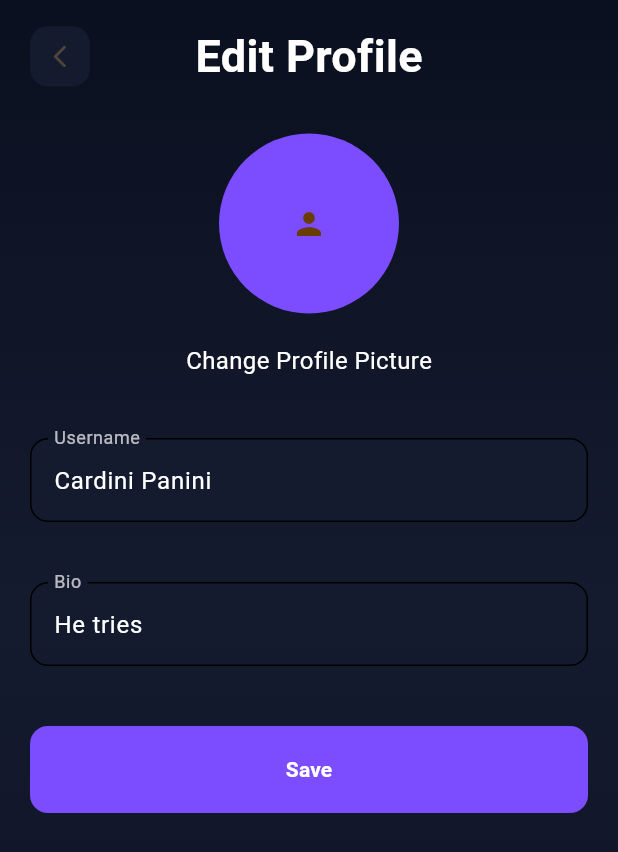
After one commit to J1m3y1/WICS-Hackathon-2026, a Flutter app: the ProfileScreen screen opened directly, scrolled down 576 dp, after a tap on "Edit Profile", on a phone screen of 412 x 824 dp. The commit adds this screen. Shown: the top 852 px of the screen. Run offline on Flutter 3.47's test engine with Material 3 defaults, Android fonts, the light colour scheme and no system bars; our stand-ins replace cloud_firestore, firebase_auth, firebase_core, fl_chart; accounts and stored records are empty; Roboto replaces fonts that are missing (DM Sans); statements that could not run were skipped.

Commit message:
created edit_profile page
allows name change and bio change with a save

```diff
--- /dev/null
+++ b/wics_hackathon_2026/lib/pages/profile_edit.dart
@@ -0,0 +1,143 @@
+import 'package:flutter/material.dart';
+import '../shared/app_theme.dart';
+
+class EditProfileScreen extends StatefulWidget {
+  final String currentName;
+  final String currentBio;
+
+  const EditProfileScreen({super.key,required this.currentName, required this.currentBio, });
+
+  @override
+  State<EditProfileScreen> createState() => _EditProfileScreenState();
+}
+
+class _EditProfileScreenState extends State<EditProfileScreen> {
+  late TextEditingController nameController;
+  late TextEditingController bioController;
+
+  @override
+  void initState() {
+    super.initState();
+    nameController = TextEditingController(text: widget.currentName);
+    bioController = TextEditingController(text: widget.currentBio);
+  }
+
+  void saveProfile() {
+    Navigator.pop(context, {
+      "name": nameController.text,
+      "bio": bioController.text,
+    });
+  }
+
+  @override
+  Widget build(BuildContext context) {
+    return Scaffold(
+      body: Container(
+        decoration: const BoxDecoration(
+          gradient: LinearGradient(
+            colors: [AppColors.background, AppColors.card, AppColors.background],
+            begin: Alignment.topCenter,
+            end: Alignment.bottomCenter,
+          ),
+      ),
+      child: SafeArea(
+        child:ListView(
+          padding:const EdgeInsets.fromLTRB(20,16,20,28),
+          children: [
+            Row(
+              children: [
+                Container(
+                  width: 40, height: 40,
+                  decoration: BoxDecoration(
+                    color: AppColors.card,
+                    borderRadius: BorderRadius.circular(12),
+                  ),
+
+                  child:IconButton(
+                  onPressed: () => Navigator.pop(context),
+                  icon: const Icon(Icons.arrow_back_ios_new_rounded, size: 18),
+                ),
+              ),
+            const Spacer(),
+            const Text("Edit Profile", style: AppTextStyles.pageTitle,textAlign: TextAlign.center),
+            const Spacer(),
+            const SizedBox(width: 40),
+            ],
+          ),
+
+          const SizedBox(height: 30),
+          const Center(
+             child: CircleAvatar(
+              radius: 60,
+              backgroundColor: Color(0xFF7C4DFF),
+              child: Icon(Icons.person),
+             ),
+           ),
+           const SizedBox(height: 20),
+           const Center(
+             child: Text("Change Profile Picture", style: AppTextStyles.body),
+           ),
+          const SizedBox(height: 40),
+          TextField(
+            controller: nameController,
+            cursorColor: const Color(0xFF7C4DFF),
+            style: const TextStyle(color: Colors.white),
+            decoration: InputDecoration(
+              labelText: "Username", labelStyle: TextStyle(color: Colors.white70),
+              filled: true, fillColor: AppColors.card,
+              border: OutlineInputBorder(
+                borderRadius: BorderRadius.all(Radius.circular(12)),
+                borderSide: BorderSide(color:AppColors.border),
+              ),
+                enabledBorder: OutlineInputBorder(
+                  borderRadius: BorderRadius.all(Radius.circular(12)),
+                ),
+                focusedBorder: OutlineInputBorder(
+                  borderRadius: BorderRadius.all(Radius.circular(12)),
+                  borderSide: BorderSide(color: AppColors.primary),
+
+              )
+            ),
+          ),
+           const SizedBox(height: 40),
+          TextField(
+            controller: bioController,
+            style: const TextStyle(color: Colors.white),
+            decoration: const InputDecoration(
+              labelText: "Bio", labelStyle: TextStyle(color: Colors.white70),
+              border: OutlineInputBorder(
+                borderRadius: BorderRadius.all(Radius.circular(12)),
+                borderSide: BorderSide(color:AppColors.border),
+              ),
+                enabledBorder: OutlineInputBorder(
+                  borderRadius: BorderRadius.all(Radius.circular(12)),
+                ),
+                focusedBorder: OutlineInputBorder(
+                  borderRadius: BorderRadius.all(Radius.circular(12)),
+                  borderSide: BorderSide(color: AppColors.primary),
+              )
+            ),
+          ),
+
+          const SizedBox(height: 40),
+          SizedBox(
+            height:58,
+            child: ElevatedButton(
+              onPressed:saveProfile,
+              style: ElevatedButton.styleFrom(
+                backgroundColor: const Color(0xFF7C4DFF),
+                shape: RoundedRectangleBorder(
+                  borderRadius: BorderRadius.circular(12),
+                ),
+                elevation: 0,
+              ),
+              child: const Text("Save", style: AppTextStyles.badgeText,)
+            ),
+          )
+            ]
+          ),
+        ),
+      ),
+    );
+  }
+}
--- a/wics_hackathon_2026/lib/pages/profile_screen.dart
+++ b/wics_hackathon_2026/lib/pages/profile_screen.dart
@@ -2,7 +2,7 @@ import 'package:fl_chart/fl_chart.dart';
 import 'package:flutter/material.dart';
 import '../shared/app_theme.dart';
 import '../shared/setting_buttons.dart';
-
+import 'profile_edit.dart';
 class ProfileScreen extends StatefulWidget {
   const ProfileScreen({super.key});
 
@@ -12,6 +12,11 @@ class ProfileScreen extends StatefulWidget {
 
 class _ProfileScreenState extends State<ProfileScreen> {
   bool notificationsEnabled = true;
+
+  String userName = "Cardini Panini";
+  String userBio = "He tries";
+
+
 
   @override
   Widget build(BuildContext context) {
@@ -42,7 +47,26 @@ class _ProfileScreenState extends State<ProfileScreen> {
                 icon: Icons.person_outline_rounded,
                 title: "Edit Profile",
                 subtitle: "Update your username, bio, and profile photo",
-                onTap: () {},
+                onTap: () async {
+                  final result = await Navigator.push(
+                    context,
+                    MaterialPageRoute(
+                      builder: (context) => EditProfileScreen(
+                        currentName: userName,
+                        currentBio: userBio,
+                      ),
+                    ),
+                  );
+
+                  if (result != null) {
+                    setState(() {
+                      userName = result["name"];
+                      userBio = result["bio"];
+                    });
+                  }
+
+
+                },
               ),
               SettingTile(
                 icon: Icons.lock_outline_rounded,
@@ -155,9 +179,9 @@ class _ProfileScreenState extends State<ProfileScreen> {
             ),
           ),
           const SizedBox(height: 14),
-          const Text("Cardini Panini", style: AppTextStyles.cardTitle),
+          Text(userName, style: AppTextStyles.cardTitle),
           const SizedBox(height: 6),
-          const Text("He Tries", style: AppTextStyles.body),
+          Text(userBio, style: AppTextStyles.body),
           const SizedBox(height: 16),
           Wrap(
             spacing: 10,
```
